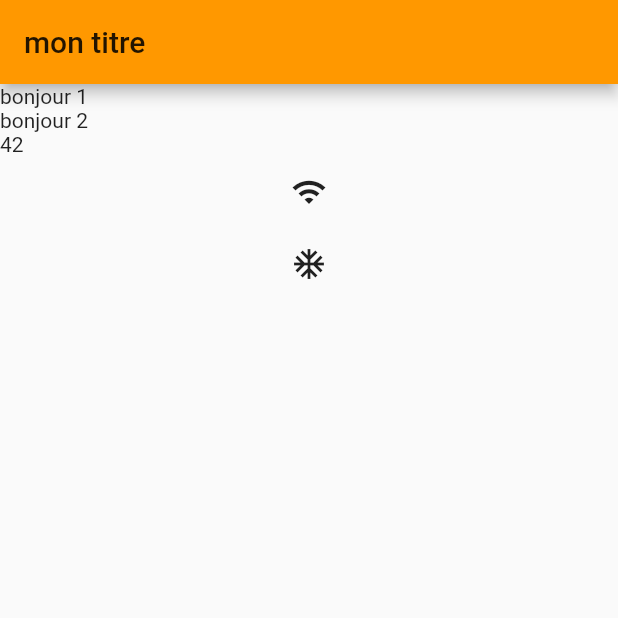
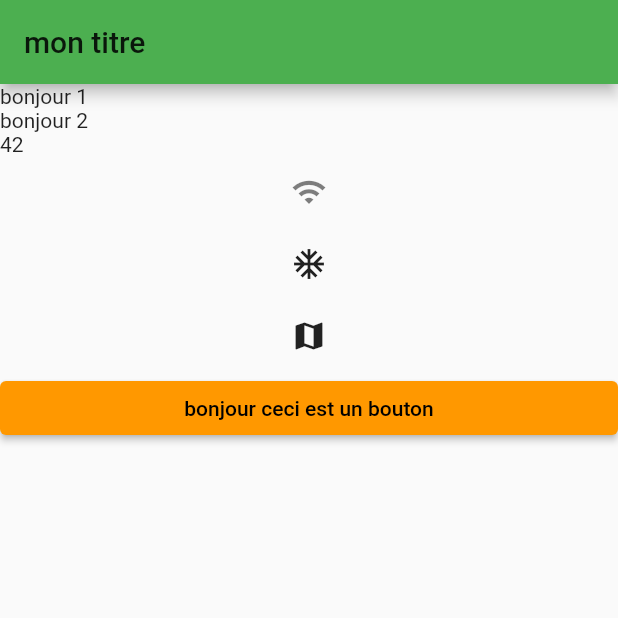
Before and after one commit to BBR2394/FlutterProject, a Flutter app: the screen it shows after launch, on a phone screen of 412 x 824 dp, the top half of it. Run offline on Flutter 3.47's test engine with Material 2 defaults, Android fonts, the light colour scheme and no system bars; our stand-ins replace connectivity, device_preview, dio, google_maps_flutter.

Commit message:
:construction: added a google map separatly, and other stuf but i dont exwactly remember

```diff
--- a/lib/dataSources/remoteDataSource/dio_helper.dart
+++ b/lib/dataSources/remoteDataSource/dio_helper.dart
@@ -1,13 +1,15 @@
 import 'dart:io';
 
 import 'package:dio/dio.dart';
+import 'package:mon_app_flutter_mdeuxiii/ressources/constants.dart';
 
 class DioHelper {
   Dio dio;
 
   // ces trois lignes permettent de faire le singleton (singleton !...)
+  // 'https://rickandmortyapi.com/api/'
   DioHelper._privateConstructor() {
-    dio ??= Dio(BaseOptions(baseUrl: 'https://rickandmortyapi.com/api/')); // veut dire : si c'est null, tu l'initialise
+    dio ??= Dio(BaseOptions(baseUrl: Constants.serverURL)); // veut dire : si c'est null, tu l'initialise
   }
   static final DioHelper _instance = DioHelper._privateConstructor();
   static DioHelper get instance => _instance;
--- a/lib/main.dart
+++ b/lib/main.dart
@@ -1,12 +1,38 @@
+import 'dart:async';
 
+import 'package:device_preview/device_preview.dart';
 import 'package:flutter/material.dart';
+import 'package:google_maps_flutter/google_maps_flutter.dart';
+import 'package:mon_app_flutter_mdeuxiii/pages/google_map_page.dart';
 import 'package:mon_app_flutter_mdeuxiii/pages/print_custom_card.dart';
 import 'package:mon_app_flutter_mdeuxiii/pages/textPage.dart';
+import 'package:mon_app_flutter_mdeuxiii/ressources/constants.dart';
+import 'package:mon_app_flutter_mdeuxiii/ressources/dark_color.dart';
 
 import 'pages/textPage.dart';
+import 'pages/login_page.dart';
+import 'pages/print_custom_card.dart';
+import 'pages/google_map_page.dart';
 
 void main() {
+  print("debut de l'aplication");
+  const env = String.fromEnvironment("env");
+  switch (env) {
+    case "dev":
+      Constants.setEnvironnment(Environnment.DEV);
+      break;
+    case "stagging":
+      Constants.setEnvironnment(Environnment.STAGING);
+      break;
+      case "prod":
+      Constants.setEnvironnment(Environnment.PROD);
+    break;
+  }
   runApp(MyApp());
+  //c'est pour device preview ^^
+  // #DevicePreview
+  //   //
+  //runApp(DevicePreview(builder: (context) => MyApp(), enabled: true));
 }
 
 
@@ -15,6 +41,8 @@ class MyApp extends StatelessWidget {
   @override
   Widget build(BuildContext context) {
     return MaterialApp(
+      //locale: DevicePreview.of(context).locale, // <--- /!\ Add the locale
+      //builder: DevicePreview.appBuilder, // <--- /!\ Add  the builder
       title: 'Flutter Demo',
       theme: ThemeData(
         // This is the theme of your application.
@@ -26,8 +54,24 @@ class MyApp extends StatelessWidget {
         // or simply save your changes to "hot reload" in a Flutter IDE).
         // Notice that the counter didn't reset back to zero; the application
         // is not restarted.
-        primarySwatch: Colors.orange,
+        //important pour changer les couleur
+          primarySwatch: Colors.orange,
+          appBarTheme: AppBarTheme(color: Colors.green)
       ),
+      darkTheme: ThemeData(
+          primarySwatch: DarkColor.materialBlue,
+          appBarTheme: AppBarTheme(color: DarkColor.materialBlue.shade100)
+      ),
+      /*
+      * #routes
+      * Ici on rajoute les ROUTE #route sinon le routage ne marche as ^^
+      * */
+      routes: <String, WidgetBuilder> {
+        TextPage.routeName : (BuildContext context) => const TextPage(),
+        PrintCustomCard.routeName : (BuildContext context) => const PrintCustomCard(),
+        LoginPage.routeName : (BuildContext context) => const LoginPage(),
+        GoogleMapPage.routeName : (BuildContext context) =>  GoogleMapPage()
+      },
       home: MaPageDAccueil(titre: "Ma page d'accueil generale"),
       //home: MyHomePage(title: 'Flutter Demo Home Page'),
     );
@@ -61,8 +105,24 @@ class MaPageDAccueil extends StatefulWidget {
 class _MaPageDAccueilState extends State<MaPageDAccueil> {
   int _unNombre = 42;
 
+  Completer<GoogleMapController> _controller = Completer();
+
+  static final CameraPosition _kGooglePlex = CameraPosition(
+    target: LatLng(37.42796133580664, -122.085749655962),
+    zoom: 14.4746,
+  );
+
   @override
   Widget build(BuildContext context) {
+    /*return new Scaffold(
+      body: GoogleMap(
+        mapType: MapType.normal,
+        initialCameraPosition: _kGooglePlex,
+        onMapCreated: (GoogleMapController controller) {
+          _controller.complete(controller);
+        },
+      ),
+    );*/
     return Scaffold(
       appBar: AppBar(
         title: Text('mon titre'),
@@ -77,14 +137,27 @@ class _MaPageDAccueilState extends State<MaPageDAccueil> {
               icon: Icon(Icons.wifi),
               onPressed: () {
                 Navigator.pushNamed(context, TextPage.routeName, arguments: {'exemple': 'la valeur de la clef exemple'  } );
-              }
+              },
+            color: DarkColor.breakedBlack,
           ),
           IconButton(
               icon: Icon(Icons.ac_unit),
               onPressed: () {
                 Navigator.pushNamed(context, PrintCustomCard.routeName, arguments: {} );
               }
-          )
+          ),
+          IconButton(
+              icon: Icon(Icons.map),
+              onPressed: () {
+                Navigator.pushNamed(context, GoogleMapPage.routeName, arguments: {} );
+              }
+          ),
+          ElevatedButton(
+            onPressed: () {
+              Navigator.pushNamed(context, PrintCustomCard.routeName, arguments: {} );
+            },
+            child: Text('bonjour ceci est un bouton'),
+          ),
         ],
         ),
       )
--- /dev/null
+++ b/lib/ressources/dark_color.dart
@@ -0,0 +1,32 @@
+
+import 'package:flutter/material.dart';
+import 'package:flutter/rendering.dart';
+
+class DarkColor {
+  //c'est un constructeur, il a aucun interet pour nous d'où le _
+  DarkColor._();
+
+  //pour specifie que c'est une couleur material
+  //une material coolor c'est une map de couleur
+  //mais qu'il y a de base
+  //(c'est le swatch
+  static const Map<int, Color> materialBlueMap = <int, Color> {
+    50: Color(0x1194BEFF),
+    100:Color(0x4494BEFF),
+    200:Color(0x7794BEFF),
+    300:Color(0x9994BEFF),
+    400:Color(0xAA94BEFF),
+    500:Color(0xBB94BEFF),
+    600:Color(0xCC94BEFF),
+    700:Color(0xDD94BEFF),
+    800:Color(0xEE94BEFF),
+    900:Color(0xFF94BEFF)
+  };
+
+  //mais ce n'est pas encore une matyerial color, pour la faire devenir une material color:
+  static const MaterialColor materialBlue = MaterialColor(0xBB94BEFF, materialBlueMap);
+
+  //ca c'est pour le couleur
+  static const Color breakedBlack = Color(0x80000000);
+
+}
```
Also changed, not shown: lib/pages/google_map_page.dart (added, +33 -0 lines), lib/pages/login_page.dart (+19 -0 lines), lib/ressources/constants.dart (added, +59 -0 lines), lib/ressources/light_color.dart (added, +31 -0 lines), pubspec.yaml (+19 -0 lines), pubspec.lock, 25 other files.
